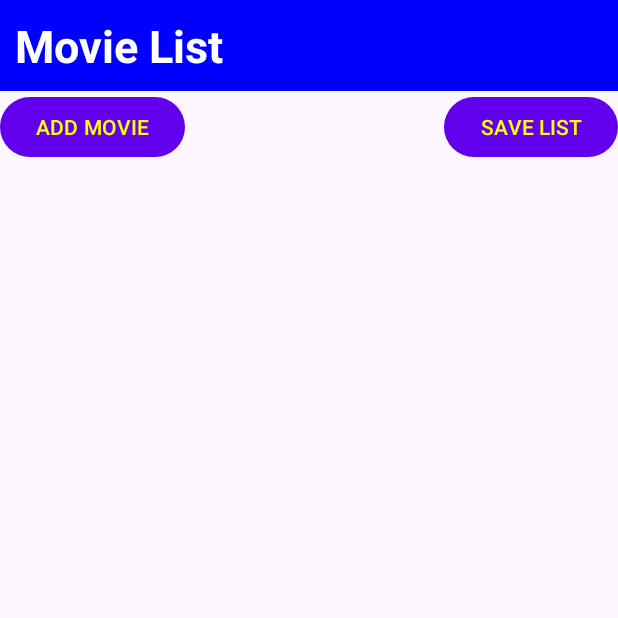
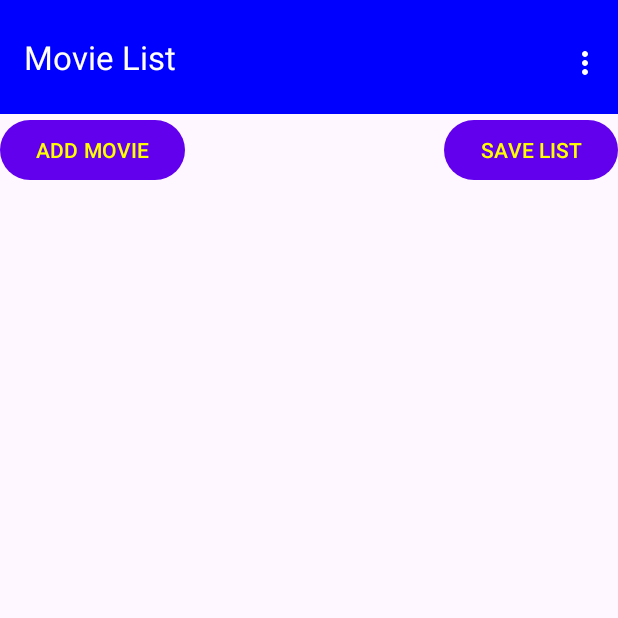
Before and after one commit to ZSCode768/MovieList-CS3013-Major-Program-3, an Android app: the screen it shows after launch (MainActivity), on a phone screen of 412 x 824 dp, the top half of it. Run offline under Robolectric (Android 15) with nearby library versions, the phone set to English and light mode, and no system bars.

Commit message:
Added sorting

```diff
--- a/app/src/main/res/layout/activity_main.xml
+++ b/app/src/main/res/layout/activity_main.xml
@@ -8,14 +8,16 @@
     android:orientation="vertical"
     tools:context=".MainActivity">
 
-    <TextView
+    <androidx.appcompat.widget.Toolbar
+        android:id="@+id/toolbar"
         android:layout_width="match_parent"
         android:layout_height="wrap_content"
-        android:text="Movie List"
+        app:title="Movie List"
         android:layout_gravity = "center"
         android:textSize="30sp"
-        android:textColor="@color/white"
-        android:textStyle="bold"
+        app:titleTextColor="@color/white"
+        app:theme="@style/ThemeOverlay.AppCompat.Dark.ActionBar"
+        app:popupTheme="@style/ThemeOverlay.AppCompat.Light"
         android:background="@color/blue"
         android:padding="10dp"/>
 
--- /dev/null
+++ b/app/src/main/res/menu/main_menu.xml
@@ -0,0 +1,15 @@
+<?xml version="1.0" encoding="utf-8"?>
+<menu xmlns:android="http://schemas.android.com/apk/res/android">
+    <item
+        android:id="@+id/action_sort_title"
+        android:title="Sort by Title" />
+    <item
+        android:id="@+id/action_sort_rating"
+        android:title="Sort by Rating" />
+    <item
+        android:id="@+id/action_sort_year"
+        android:title="Sort by Year" />
+    <item
+        android:id="@+id/action_sort_genre"
+        android:title="Sort by Genre" />
+</menu>
```
Also changed, not shown: app/src/main/java/edu/msudenver/cs3013/movielist/MainActivity.kt (+52 -0 lines).
